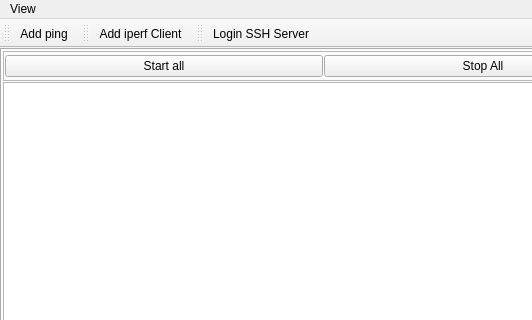
Gorkembukel/MonitorNetworkConnectivityV2, file QTDesigns/MainMenu.ui: the form before one commit; both pictures show x 0 to 532 and y 0 to 320 of the 1092 by 693 pixel window.
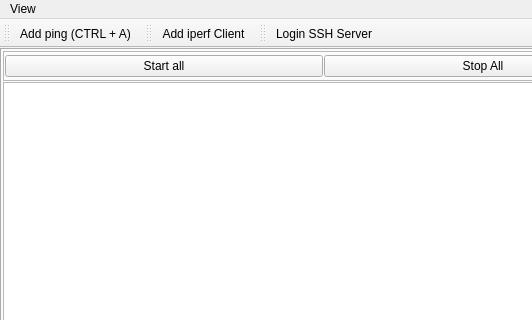
The form after the commit. The open tabs and pages were chosen to show the change. Icons and pictures are not drawn.

Diff of the .ui file:
```diff
--- a/QTDesigns/MainMenu.ui
+++ b/QTDesigns/MainMenu.ui
@@ -970,7 +970,16 @@
      <normaloff>:/icons/icons/ping.svg</normaloff>:/icons/icons/ping.svg</iconset>
    </property>
    <property name="text">
-    <string>Add ping</string>
+    <string>Add ping (CTRL + A)</string>
+   </property>
+   <property name="iconText">
+    <string extracomment="CTRL + A">Add ping (CTRL + A)</string>
+   </property>
+   <property name="toolTip">
+    <string extracomment="CTRL + A">Add ping (CTRL + A)</string>
+   </property>
+   <property name="whatsThis">
+    <string>open ping tab</string>
    </property>
    <property name="shortcut">
     <string>Ctrl+A</string>
```
Left out of the diff: 8 changed lines with no effect on the pictures.
